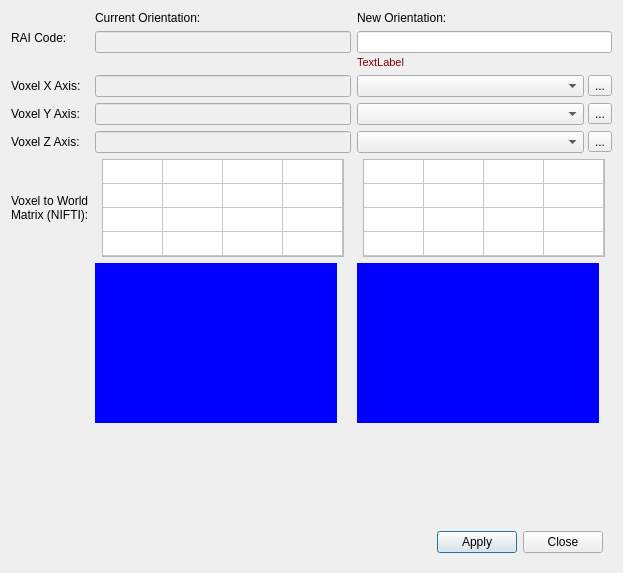
Above: GUI/Qt/Windows/ReorientImageDialog.ui from pyushkevich/itksnap before the change. Below: the same form after it.
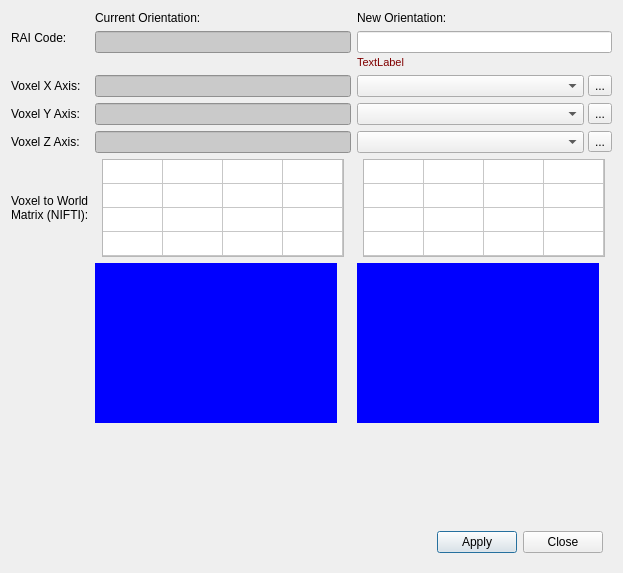
That is the form after the change. Icons and pictures are not drawn. Custom widgets are drawn as their Qt base class.

Diff of the .ui file:
```diff
--- a/GUI/Qt/Windows/ReorientImageDialog.ui
+++ b/GUI/Qt/Windows/ReorientImageDialog.ui
@@ -15,7 +15,7 @@
   </property>
   <property name="styleSheet">
    <string notr="true">QLineEdit:read-only {
-  background-color:rgb(240,240,240);
+  background-color:palette(midlight);
 }
 QTableWidget {
   font: 10px fixed;
```
